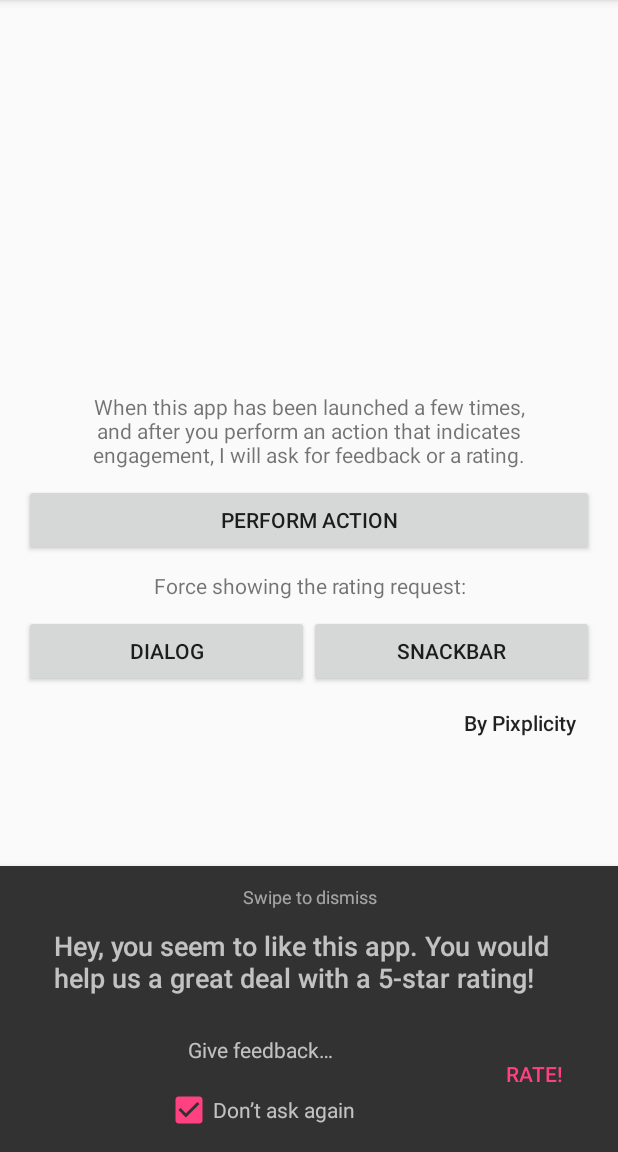
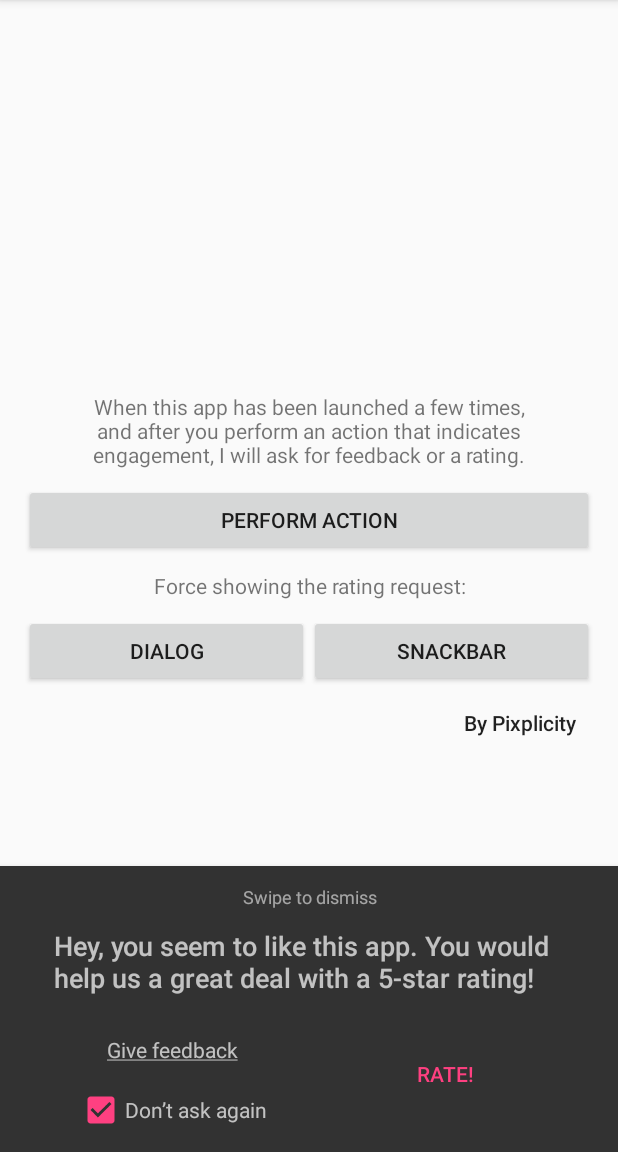
Before and after one commit to Pixplicity/gene-rate, an Android app: the screen it shows after launch (MainActivity), after a tap on "SNACKBAR", on a phone screen of 412 x 824 dp, the part 84-1236 px from its top. Run offline under Robolectric (Android 15) with nearby library versions, the phone set to English and light mode, and no system bars.

```diff
--- a/library/src/main/java/com/pixplicity/generate/Rate.java
+++ b/library/src/main/java/com/pixplicity/generate/Rate.java
@@ -26,6 +26,7 @@ import android.content.DialogInterface.OnDismissListener;
 import android.content.Intent;
 import android.content.SharedPreferences;
 import android.content.SharedPreferences.Editor;
+import android.graphics.Paint;
 import android.net.Uri;
 import android.os.Build.VERSION;
 import android.os.Build.VERSION_CODES;
@@ -217,6 +218,7 @@ public final class Rate {
         checkBox.setText(mTextNever);
         checkBox.setChecked(DEFAULT_CHECKED);
         final Button btFeedback = (Button) snackView.findViewById(R.id.bt_negative);
+        btFeedback.setPaintFlags(btFeedback.getPaintFlags() | Paint.UNDERLINE_TEXT_FLAG);
         final Button btRate = (Button) snackView.findViewById(R.id.bt_positive);
         snackView.findViewById(R.id.tv_swipe).setVisibility(
                 mSnackBarSwipeToDismiss ? View.VISIBLE : View.GONE);
@@ -273,6 +275,7 @@ public final class Rate {
         checkBox.setText(mTextNever);
         checkBox.setChecked(DEFAULT_CHECKED);
         final Button btFeedback = (Button) layout.findViewById(R.id.bt_negative);
+        btFeedback.setPaintFlags(btFeedback.getPaintFlags() | Paint.UNDERLINE_TEXT_FLAG);
 
         // Build dialog with positive and cancel buttons
         final AlertDialog.Builder builder = new AlertDialog.Builder(mContext)
--- a/library/src/main/res/layout/in_snackbar.xml
+++ b/library/src/main/res/layout/in_snackbar.xml
@@ -83,7 +83,8 @@
         <Button
             android:id="@+id/bt_positive"
             style="@style/Base.Widget.AppCompat.Button.ButtonBar.AlertDialog"
-            android:layout_width="wrap_content"
+            android:layout_width="0dp"
+            android:layout_weight="1"
             android:layout_height="match_parent"
             android:layout_gravity="center"
             android:text="@string/button_yes"/>
--- a/library/src/main/res/values/strings.xml
+++ b/library/src/main/res/values/strings.xml
@@ -21,7 +21,7 @@
     <string name="please_rate_short">Hey, you seem to like this app. You would help us a great deal with a 5-star rating!</string>
     <string name="button_yes">Rate!</string>
     <string name="button_no">No thanks</string>
-    <string name="button_feedback">Give feedback…</string>
+    <string name="button_feedback">Give feedback</string>
     <string name="button_dont_ask">Don’t ask again</string>
     <string name="swipe_to_dismiss">Swipe to dismiss</string>
 </resources>
```
Also changed, not shown: 1 other file.
